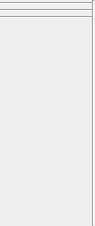
Above: src/schrodinger/sketcher/ui/sketcher_side_bar.ui from schrodinger/sketcher before the change. Below: the same form after it.
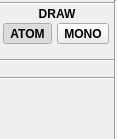
That is the form after the change. Custom widgets are drawn as their Qt base class.

Commit message: SKETCH-2470: Implementing side bar and SketcherModel changes for monomeric Sketcher (#125)

```diff
--- a/src/schrodinger/sketcher/ui/sketcher_side_bar.ui
+++ b/src/schrodinger/sketcher/ui/sketcher_side_bar.ui
@@ -6,8 +6,8 @@
    <rect>
     <x>0</x>
     <y>0</y>
-    <width>95</width>
-    <height>226</height>
+    <width>117</width>
+    <height>139</height>
    </rect>
   </property>
   <property name="windowTitle">
@@ -45,28 +45,135 @@
       </widget>
      </item>
      <item>
-      <widget class="schrodinger::sketcher::DrawToolsWidget" name="draw_tools_wdg" native="true"/>
-     </item>
-     <item>
-      <widget class="Line" name="line_3">
-       <property name="orientation">
-        <enum>Qt::Horizontal</enum>
+      <widget class="QLabel" name="title_lbl">
+       <property name="font">
+        <font>
+         <pointsize>9</pointsize>
+         <bold>true</bold>
+        </font>
        </property>
+       <property name="text">
+        <string>DRAW</string>
+       </property>
+       <property name="alignment">
+        <set>Qt::AlignCenter</set>
+       </property>
+       <property name="margin">
+        <number>3</number>
+       </property>
       </widget>
      </item>
      <item>
-      <widget class="schrodinger::sketcher::RingToolWidget" name="ring_tool_wdg" native="true"/>
+      <layout class="QHBoxLayout" name="atomistic_or_monomer_layout">
+       <item>
+        <widget class="QToolButton" name="atomistic_btn">
+         <property name="font">
+          <font>
+           <bold>true</bold>
+          </font>
+         </property>
+         <property name="text">
+          <string>ATOM</string>
+         </property>
+         <property name="checkable">
+          <bool>true</bool>
+         </property>
+         <property name="checked">
+          <bool>true</bool>
+         </property>
+         <attribute name="buttonGroup">
+          <string notr="true">atomistic_or_monomeric_group</string>
+         </attribute>
+        </widget>
+       </item>
+       <item>
+        <widget class="QToolButton" name="monomeric_btn">
+         <property name="font">
+          <font>
+           <bold>true</bold>
+          </font>
+         </property>
+         <property name="text">
+          <string>MONO</string>
+         </property>
+         <property name="checkable">
+          <bool>true</bool>
+         </property>
+         <attribute name="buttonGroup">
+          <string notr="true">atomistic_or_monomeric_group</string>
+         </attribute>
+        </widget>
+       </item>
+      </layout>
      </item>
      <item>
-      <widget class="Line" name="line_4">
-       <property name="orientation">
-        <enum>Qt::Horizontal</enum>
-       </property>
+      <widget class="QStackedWidget" name="atomistic_or_monomeric_stack">
+       <widget class="QWidget" name="atomistic_page">
+        <layout class="QVBoxLayout" name="verticalLayout_3">
+         <property name="spacing">
+          <number>2</number>
+         </property>
+         <property name="leftMargin">
+          <number>0</number>
+         </property>
+         <property name="topMargin">
+          <number>0</number>
+         </property>
+         <property name="rightMargin">
+          <number>0</number>
+         </property>
+         <property name="bottomMargin">
+          <number>0</number>
+         </property>
+         <item>
+          <widget class="schrodinger::sketcher::DrawToolsWidget" name="draw_tools_wdg" native="true"/>
+         </item>
+         <item>
+          <widget class="Line" name="line_3">
+           <property name="orientation">
+            <enum>Qt::Horizontal</enum>
+           </property>
+          </widget>
+         </item>
+         <item>
+          <widget class="schrodinger::sketcher::RingToolWidget" name="ring_tool_wdg" native="true"/>
+         </item>
+         <item>
+          <widget class="Line" name="line_4">
+           <property name="orientation">
+            <enum>Qt::Horizontal</enum>
+           </property>
+          </widget>
+         </item>
+         <item>
+          <widget class="schrodinger::sketcher::EnumerationToolWidget" name="enumeration_tool_wdg" native="true"/>
+         </item>
+        </layout>
+       </widget>
+       <widget class="QWidget" name="monomeric_page">
+        <layout class="QVBoxLayout" name="verticalLayout_4">
+         <property name="spacing">
+          <number>2</number>
+         </property>
+         <property name="leftMargin">
+          <number>0</number>
+         </property>
+         <property name="topMargin">
+          <number>0</number>
+         </property>
+         <property name="rightMargin">
+          <number>0</number>
+         </property>
+         <property name="bottomMargin">
+          <number>0</number>
+         </property>
+         <item>
+          <widget class="schrodinger::sketcher::MonomerToolWidget" name="monomeric_wdg" native="true"/>
+         </item>
+        </layout>
+       </widget>
       </widget>
      </item>
-     <item>
-      <widget class="schrodinger::sketcher::EnumerationToolWidget" name="enumeration_tool_wdg" native="true"/>
-     </item>
      <item>
       <spacer name="verticalSpacer">
        <property name="orientation">
@@ -116,6 +223,12 @@
    <header>schrodinger/sketcher/widget/ring_tool_widget.h</header>
    <container>1</container>
   </customwidget>
+  <customwidget>
+   <class>schrodinger::sketcher::MonomerToolWidget</class>
+   <extends>QWidget</extends>
+   <header>schrodinger/sketcher/widget/monomer_tool_widget.h</header>
+   <container>1</container>
+  </customwidget>
  </customwidgets>
  <resources>
   <include location="../sketcher.qrc"/>
```
Left out of the diff: 3 changed lines with no effect on the pictures. The commit also changes 23 other files.
